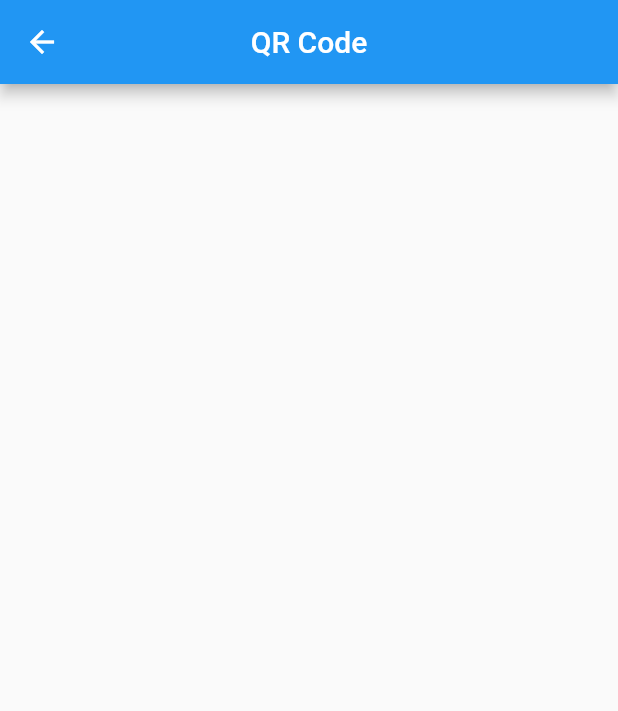
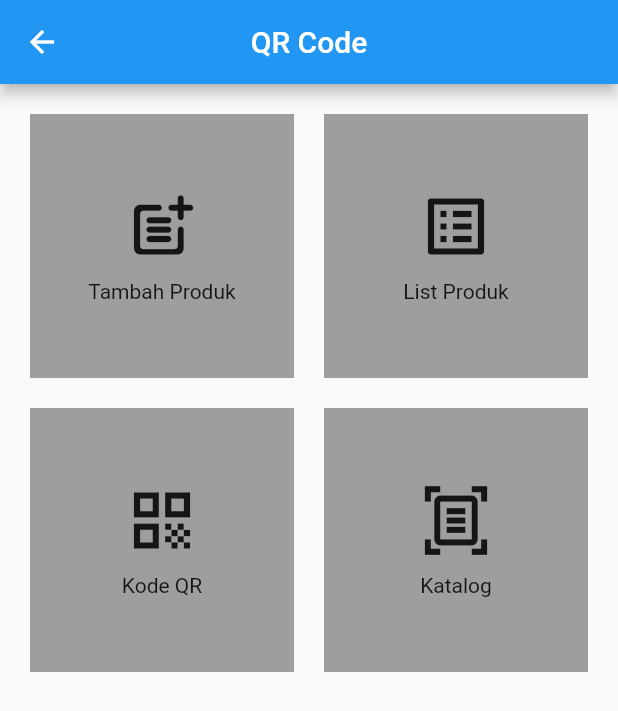
Before and after one commit to Dhaniramli/QR-Code, a Flutter app: the HomeView screen opened by its route, on a phone screen of 412 x 824 dp. Shown: the top 711 px of the screen. Run offline on Flutter 3.47's test engine with Material 2 defaults, Android fonts, the phone set to English and light mode, and no system bars; our stand-ins replace animated_notch_bottom_bar, firebase_auth, firebase_core, flutter_login, get; accounts and stored records are empty.

```diff
--- a/lib/app/modules/home/views/home_view.dart
+++ b/lib/app/modules/home/views/home_view.dart
@@ -1,7 +1,5 @@
 import 'package:flutter/material.dart';
-
 import 'package:get/get.dart';
-
 import '../controllers/home_controller.dart';
 
 class HomeView extends GetView<HomeController> {
@@ -13,23 +11,56 @@ class HomeView extends GetView<HomeController> {
         title: const Text('QR Code'),
         centerTitle: true,
       ),
-      body: Container(
-        child: Row(
-          children: [
-            Container(
+      body: GridView.builder(
+        padding: const EdgeInsets.all(20),
+        gridDelegate: const SliverGridDelegateWithFixedCrossAxisCount(
+          crossAxisCount: 2,
+          mainAxisSpacing: 20,
+          crossAxisSpacing: 20,
+        ),
+        itemCount: 4,
+        itemBuilder: (context, index) {
+          late String title;
+          late IconData icon = Icons.error;
+
+          switch (index) {
+            case 0:
+              title = 'Tambah Produk';
+              icon = Icons.post_add_rounded;
+              break;
+            case 1:
+              title = 'List Produk';
+              icon = Icons.list_alt_outlined;
+              break;
+            case 2:
+              title = 'Kode QR';
+              icon = Icons.qr_code;
+              break;
+            case 3:
+              title = 'Katalog';
+              icon = Icons.document_scanner_outlined;
+              break;
+          }
+
+          return Material(
+            color: Colors.grey,
+            child: InkWell(
+              onTap: () {},
               child: Column(
+                mainAxisAlignment: MainAxisAlignment.center,
                 children: [
-                  // const ImageIcon(
-                  //   AssetImage(
-                  //     "assets/icon/icon.png",
-                  //   ),
-                  //   size: 24.0,
-                  // ),
+                  SizedBox(
+                    height: 50,
+                    width: 50.0,
+                    child: Icon(icon, size: 50.0),
+                  ),
+                  const SizedBox(height: 10.0),
+                  Text(title),
                 ],
               ),
             ),
-          ],
-        ),
+          );
+        },
       ),
     );
   }
--- a/lib/app/routes/app_pages.dart
+++ b/lib/app/routes/app_pages.dart
@@ -8,6 +8,8 @@ import '../modules/home/bindings/home_binding.dart';
 import '../modules/home/views/home_view.dart';
 import '../modules/login/bindings/login_binding.dart';
 import '../modules/login/views/login_view.dart';
+import '../modules/main_navigation_bar/bindings/main_navigation_bar_binding.dart';
+import '../modules/main_navigation_bar/views/main_navigation_bar_view.dart';
 import '../modules/products/bindings/products_binding.dart';
 import '../modules/products/views/products_view.dart';
 
@@ -42,5 +44,10 @@ class AppPages {
       page: () => const DetailProductView(),
       binding: DetailProductBinding(),
     ),
+    GetPage(
+      name: _Paths.mainNavigationBar,
+      page: () => MainNavigationBarView(),
+      binding: MainNavigationBarBinding(),
+    ),
   ];
 }
--- a/lib/app/routes/app_routes.dart
+++ b/lib/app/routes/app_routes.dart
@@ -8,6 +8,7 @@ abstract class Routes {
   static const addProduct = _Paths.addProduct;
   static const products = _Paths.products;
   static const detailProduct = _Paths.detailProduct;
+  static const mainNavigationBar = _Paths.mainNavigationBar;
 }
 
 abstract class _Paths {
@@ -17,4 +18,5 @@ abstract class _Paths {
   static const addProduct = '/addProduct';
   static const products = '/products';
   static const detailProduct = '/detailProduct';
+  static const mainNavigationBar = '/main-navigation-bar';
 }
--- a/pubspec.yaml
+++ b/pubspec.yaml
@@ -6,12 +6,15 @@ environment:
   sdk: '>=2.19.0 <3.0.0'
 
 dependencies:
+  animated_notch_bottom_bar: ^0.0.6
+  cloud_firestore: ^4.5.2
   cupertino_icons: ^1.0.2
   firebase_auth: ^4.4.1
   firebase_core: ^2.9.0
   flutter:
     sdk: flutter
   flutter_login: ^4.1.1
+  flutter_svg: ^2.0.5
   get: 4.6.5
 
 dev_dependencies:
```
Also changed, not shown: lib/app/modules/login/views/login_view.dart (+6 -3 lines), lib/app/modules/main_navigation_bar/bindings/main_navigation_bar_binding.dart (added, +12 -0 lines), lib/app/modules/main_navigation_bar/controllers/main_navigation_bar_controller.dart (added, +40 -0 lines), lib/app/modules/main_navigation_bar/views/main_navigation_bar_view.dart (added, +87 -0 lines), lib/main.dart (+10 -4 lines), pubspec.lock, 1 other file.
